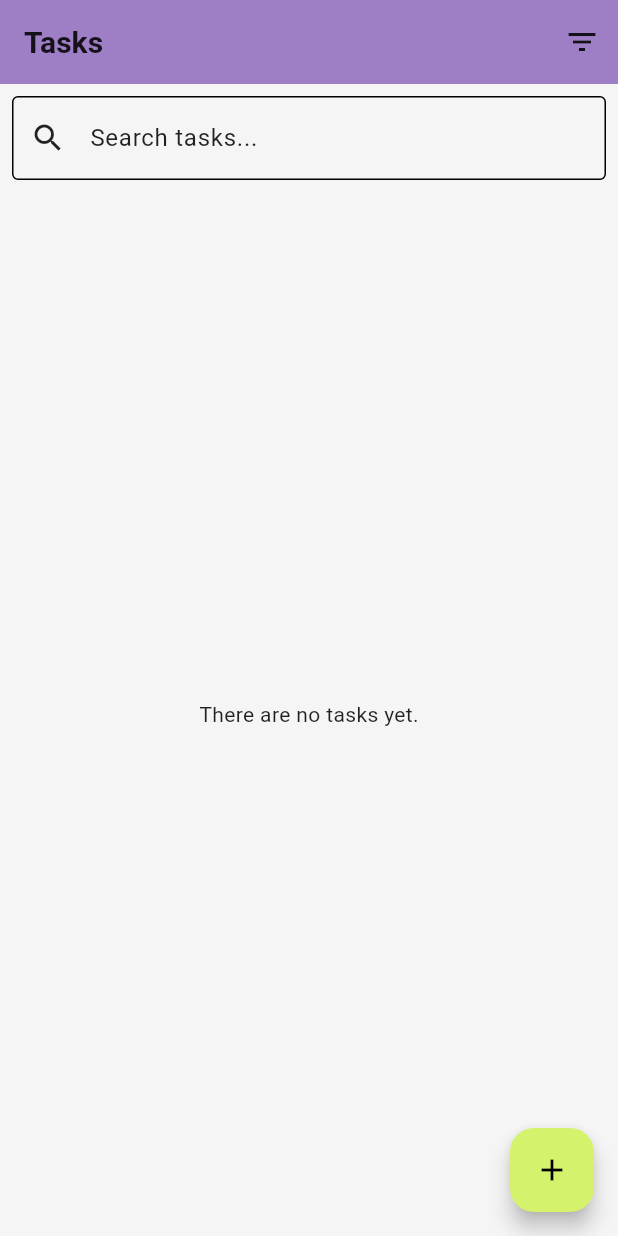
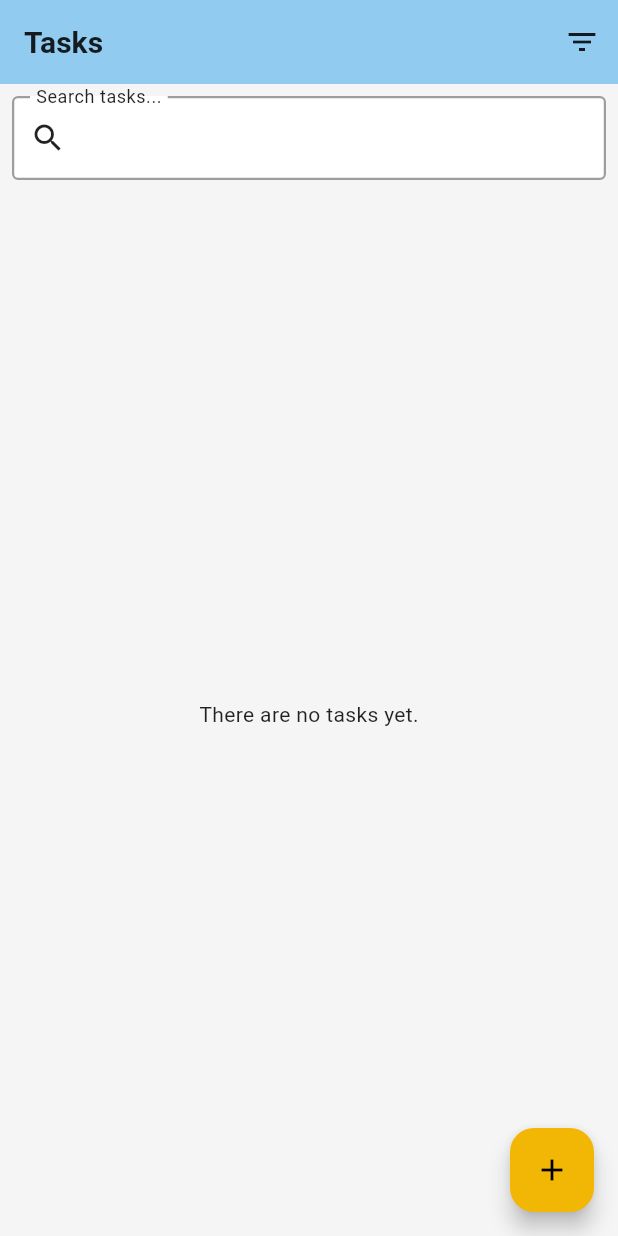
Before and after one commit to PneumaCore/FlutterTask, a Flutter app: the screen it shows after launch, on a phone screen of 412 x 824 dp. Run offline on Flutter 3.47's test engine with Material 3 defaults, Android fonts, the phone set to English and light mode, and no system bars.

Commit message:
Added new colors for main theme and dark theme.

```diff
--- a/lib/main.dart
+++ b/lib/main.dart
@@ -6,16 +6,17 @@
 
 // Main colors of the task manager app.
 const Color lightBackgroundColor = Color(0xFFF5F5F5);
-const Color lightAppBarColor = Color(0xFF9C7CC3);
-const Color lightPrimaryColor = Color(0xFFB99AD9);
-const Color lightSecondaryColor = Color(0xFFD5F26D);
-const Color lightTileColor = Color(0xFFFFFFFF);
+const Color lightAppBarColor = Color(0xFF99D0F2);
+const Color lightPrimaryColor = Color(0xFF2B88D9);
+const Color lightSecondaryColor = Color(0xFFF2B705);
+const Color lightTileColor = Color(0xFFFFE08A);
+const Color lightErrorColor = Color(0xFFE05A4F);
 const Color darkBackgroundColor = Color(0xFF121212);
-const Color darkAppBarColor = Color(0xFF3A2D4D);
-const Color darkPrimaryColor = Color(0xFF6B4C99);
-const Color darkSecondaryColor = Color(0xFF8AA133);
-const Color darkTileColor = Color(0xFF1E1E1E);
-
+const Color darkAppBarColor = Color(0xFF457CA0);
+const Color darkPrimaryColor = Color(0xFF1766AD);
+const Color darkSecondaryColor = Color(0xFF8C6E00);
+const Color darkTileColor = Color(0xFF6B5500);
+const Color darkErrorColor = Color(0xFFB53A30);
 void main() {
   runApp(
     ChangeNotifierProvider(
@@ -42,7 +43,7 @@
           onSecondary: Colors.black,
           surface: Colors.white,
           onSurface: Colors.black87,
-          error: Colors.red.shade700,
+          error: lightErrorColor,
           onError: Colors.white,
         ),
         appBarTheme: AppBarTheme(
@@ -83,6 +84,23 @@
           tileColor: lightTileColor,
           textColor: Colors.black87,
         ),
+        inputDecorationTheme: InputDecorationTheme(
+          labelStyle: TextStyle(color: Colors.black87),
+          floatingLabelBehavior: FloatingLabelBehavior.always,
+          filled: true,
+          enabledBorder: OutlineInputBorder(
+            borderSide: BorderSide(color: Colors.grey, width: 1.5),
+          ),
+          focusedBorder: OutlineInputBorder(
+            borderSide: BorderSide(color: Colors.grey, width: 1.5),
+          ),
+          errorBorder: OutlineInputBorder(
+            borderSide: BorderSide(color: lightErrorColor, width: 1.5),
+          ),
+          focusedErrorBorder: OutlineInputBorder(
+            borderSide: BorderSide(color: lightErrorColor, width: 1.5),
+          ),
+        ),
       ),
       darkTheme: ThemeData(
         brightness: Brightness.dark,
@@ -94,7 +112,7 @@
           onSecondary: Colors.black87,
           surface: Color(0xFF1E1E1E),
           onSurface: Colors.white70,
-          error: Colors.red.shade400,
+          error: darkErrorColor,
           onError: Colors.black,
         ),
         appBarTheme: AppBarTheme(
@@ -135,6 +153,23 @@
           tileColor: darkTileColor,
           textColor: Colors.white70,
         ),
+        inputDecorationTheme: InputDecorationTheme(
+          labelStyle: TextStyle(color: Colors.white70),
+          floatingLabelBehavior: FloatingLabelBehavior.always,
+          filled: true,
+          enabledBorder: OutlineInputBorder(
+            borderSide: BorderSide(color: Colors.grey, width: 1.5),
+          ),
+          focusedBorder: OutlineInputBorder(
+            borderSide: BorderSide(color: Colors.grey, width: 1.5),
+          ),
+          errorBorder: OutlineInputBorder(
+            borderSide: BorderSide(color: darkErrorColor, width: 1.5),
+          ),
+          focusedErrorBorder: OutlineInputBorder(
+            borderSide: BorderSide(color: darkErrorColor, width: 1.5),
+          ),
+        ),
       ),
       themeMode: ThemeMode.system,
       home: const HomeScreen(),
--- a/lib/screens/home_screen.dart
+++ b/lib/screens/home_screen.dart
@@ -85,7 +85,7 @@ class HomeScreen extends StatelessWidget {
                           );
                         },
                         background: Container(
-                          color: Colors.red.shade400,
+                          color: Theme.of(context).colorScheme.error,
                           alignment: Alignment.centerRight,
                           padding: const EdgeInsets.only(right: 20),
                           child: const Icon(Icons.delete, color: Colors.white),
@@ -110,7 +110,11 @@ class HomeScreen extends StatelessWidget {
                               if (task.deadline != null)
                                 Text(
                                   'Deadline: ${DateFormat('dd-MM-yyyy').format(task.deadline!)}',
-                                  style: const TextStyle(color: Colors.grey),
+                                  style: TextStyle(
+                                    color: Theme.of(
+                                      context,
+                                    ).colorScheme.onSurface,
+                                  ),
                                 ),
                             ],
                           ),
```
